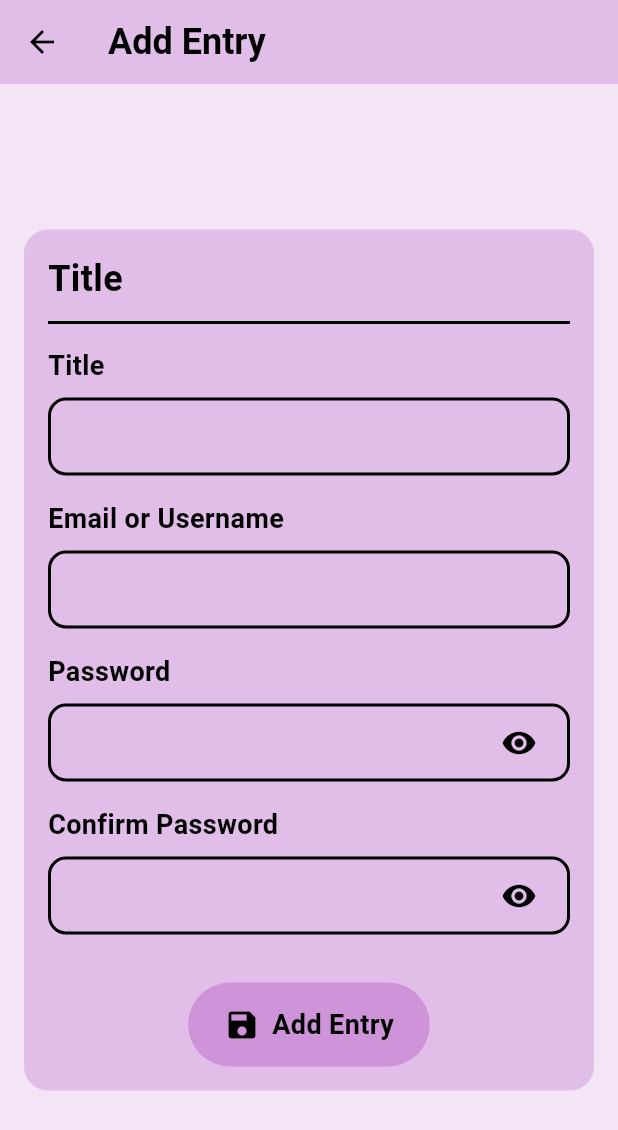
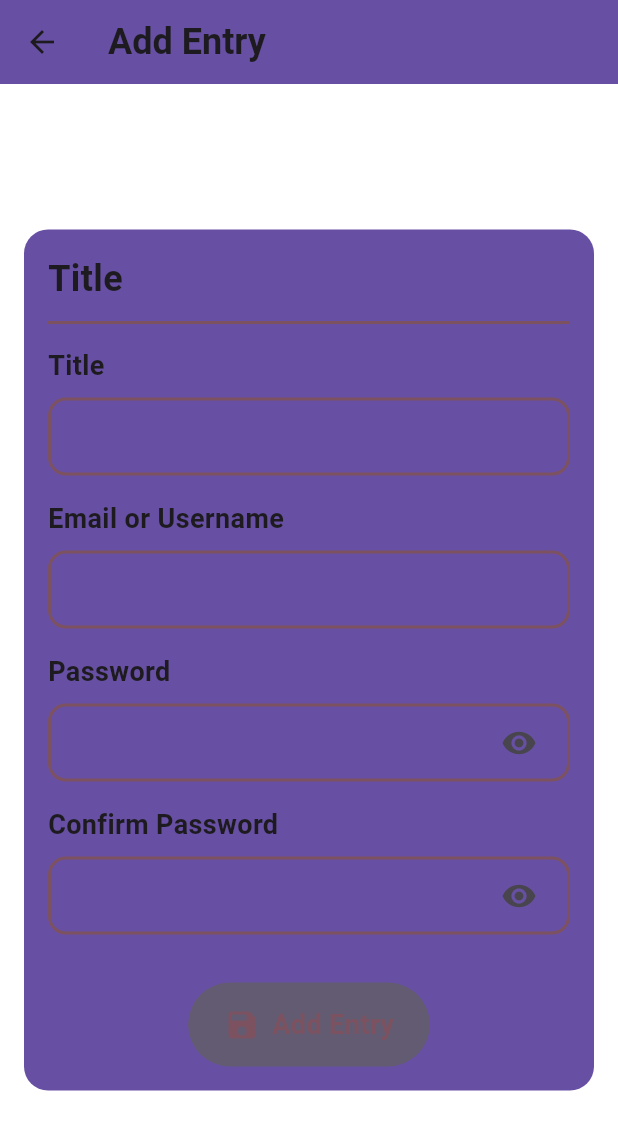
Before and after one commit to Mrityunjayyshukla/Passcode-Manager, a Flutter app: the screen it shows after launch, after a tap on the "settings" icon, after a tap on the "add" icon, on a phone screen of 412 x 824 dp. Shown: the top 1130 px of the screen. Run offline on Flutter 3.47's test engine with Material 3 defaults, Android fonts, the phone set to English and light mode, and no system bars; our stand-ins replace shared_preferences.

Commit message:
bug fixes

```diff
--- a/lib/add_entry.dart
+++ b/lib/add_entry.dart
@@ -3,7 +3,7 @@ import 'package:flutter/material.dart';
 // ignore: must_be_immutable
 class AddEntry extends StatefulWidget {
   final Function(Map<String, String>) onAdd;
-  AddEntry({super.key, required this.onAdd});
+  const AddEntry({super.key, required this.onAdd});
 
   @override
   State<AddEntry> createState() => _AddEntryState();
@@ -22,7 +22,7 @@ class _AddEntryState extends State<AddEntry> {
   @override
   Widget build(BuildContext context) {
     return Scaffold(
-      backgroundColor: Theme.of(context).colorScheme.background,
+      backgroundColor: Colors.white,
 
       // Appbar
       appBar: AppBar(
--- a/lib/components.dart
+++ /dev/null
@@ -1,24 +0,0 @@
-import 'package:flutter/material.dart';
-
-ThemeData lightMode = ThemeData(
-  brightness: Brightness.light,
-  colorScheme: ColorScheme.light(
-    background: Colors.purple.shade50,
-    primary: Colors.purple.shade100,
-    secondary: Colors.purple.shade200,
-    tertiary: Colors.black,
-  ),
-  useMaterial3: true,
-
-);
-
-ThemeData darkMode = ThemeData(
-  brightness: Brightness.dark,
-  colorScheme: ColorScheme.dark(
-    background: Colors.grey.shade900,
-    primary: Colors.purple.shade800,
-    secondary: Colors.purple.shade900,
-    tertiary: Colors.white
-  ),
-  useMaterial3: true,
-);
--- a/lib/main.dart
+++ b/lib/main.dart
@@ -1,6 +1,5 @@
 import 'package:flutter/material.dart';
 import 'package:passcodemanager/add_entry.dart';
-import 'package:passcodemanager/components.dart';
 import 'package:passcodemanager/edit_entry.dart';
 import 'package:passcodemanager/passkey.dart';
 import 'package:passcodemanager/settings_page.dart';
@@ -18,12 +17,10 @@ class MyApp extends StatelessWidget {
   // This widget is the root of your application.
   @override
   Widget build(BuildContext context) {
-    return MaterialApp(
+    return const MaterialApp(
       debugShowCheckedModeBanner: false,
       title: 'Flutter Demo',
-      theme: lightMode,
-      darkTheme: darkMode,
-      home: const ListPage(),
+      home: ListPage(),
     );
   }
 }
@@ -130,7 +127,7 @@ class _ListPageState extends State<ListPage> {
       isEmptyRecord=false;
     }
     return Scaffold(
-      backgroundColor: Theme.of(context).colorScheme.background,
+      backgroundColor: Colors.white,
 
       // Appbar
       appBar: AppBar(
@@ -147,12 +144,12 @@ class _ListPageState extends State<ListPage> {
            onPressed: () {
               Navigator.push(
                 context,
-                MaterialPageRoute(builder: (context) => SettingsPage()),
+                MaterialPageRoute(builder: (context) => const SettingsPage()),
               ).then((_) {
                 _loadUsername(); // Refresh the username after returning
               });
             },
-          icon: Icon(Icons.settings),
+          icon: const Icon(Icons.settings),
           )
         ],
       ),
@@ -183,7 +180,7 @@ class _ListPageState extends State<ListPage> {
             const SizedBox(height: 16),
             Text(
               _username != null ? "Hello, $_username !": "No Username",
-              style: TextStyle(
+              style: const TextStyle(
                 fontSize: 20,
                 fontWeight: FontWeight.bold,
               ),
--- a/lib/passkey.dart
+++ b/lib/passkey.dart
@@ -46,9 +46,9 @@ class _PasskeyBuildSheetState extends State<PasskeyBuildSheet> {
   Widget build(BuildContext context) {
     final record=widget.records[widget.index];
     return Container(
-      decoration: BoxDecoration(
-        borderRadius: const BorderRadius.only(topLeft: Radius.circular(24),topRight: Radius.circular(24)),
-        color: Theme.of(context).colorScheme.background,
+      decoration: const BoxDecoration(
+        borderRadius: BorderRadius.only(topLeft: Radius.circular(24),topRight: Radius.circular(24)),
+        color: Colors.white,
       ),
       padding: const EdgeInsets.all(16),
       child: Wrap(
--- a/lib/settings_page.dart
+++ b/lib/settings_page.dart
@@ -1,3 +1,5 @@
+// ignore_for_file: use_build_context_synchronously
+
 import 'package:flutter/material.dart';
 import 'package:shared_preferences/shared_preferences.dart';
 
@@ -34,14 +36,14 @@ class _SettingsPageState extends State<SettingsPage> {
           children: [
             TextField(
               controller: _controller,
-              decoration: InputDecoration(labelText: 'Enter Username'),
+              decoration: const InputDecoration(labelText: 'Enter Username'),
             ),
             ElevatedButton(
               onPressed: () async {
                 await saveUsername(_controller.text);
                 Navigator.pop(context); // Navigate back to the home page
               },
-              child: Text('Save Username'),
+              child: const Text('Save Username'),
             ),
           ],
         ),
```
